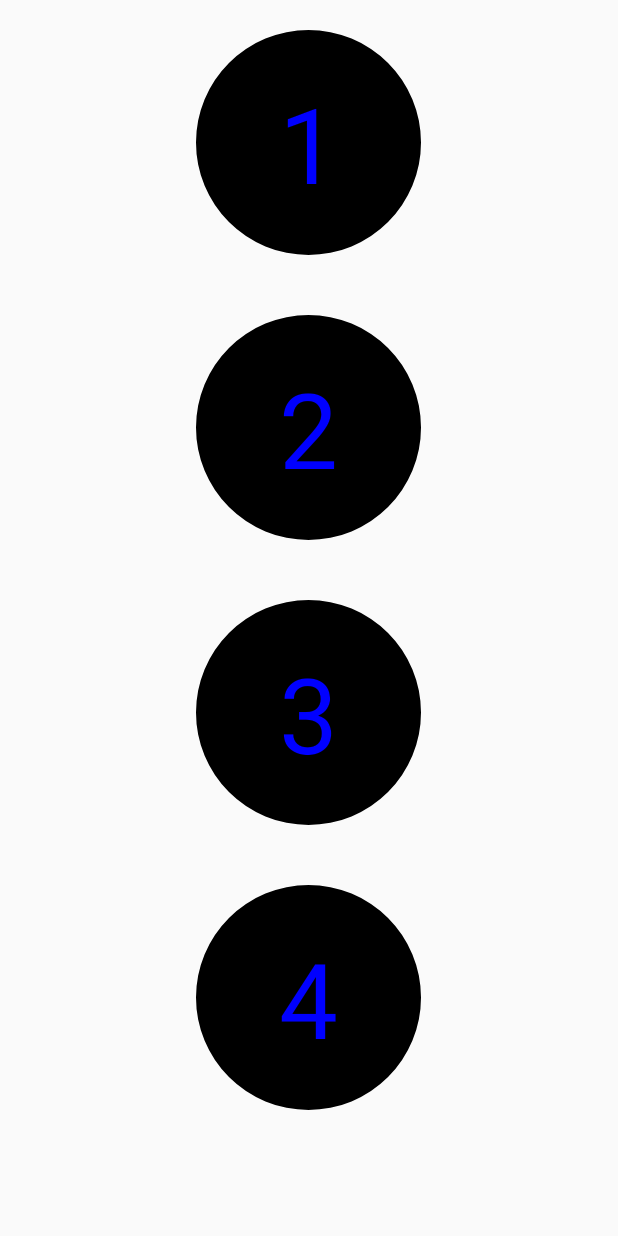
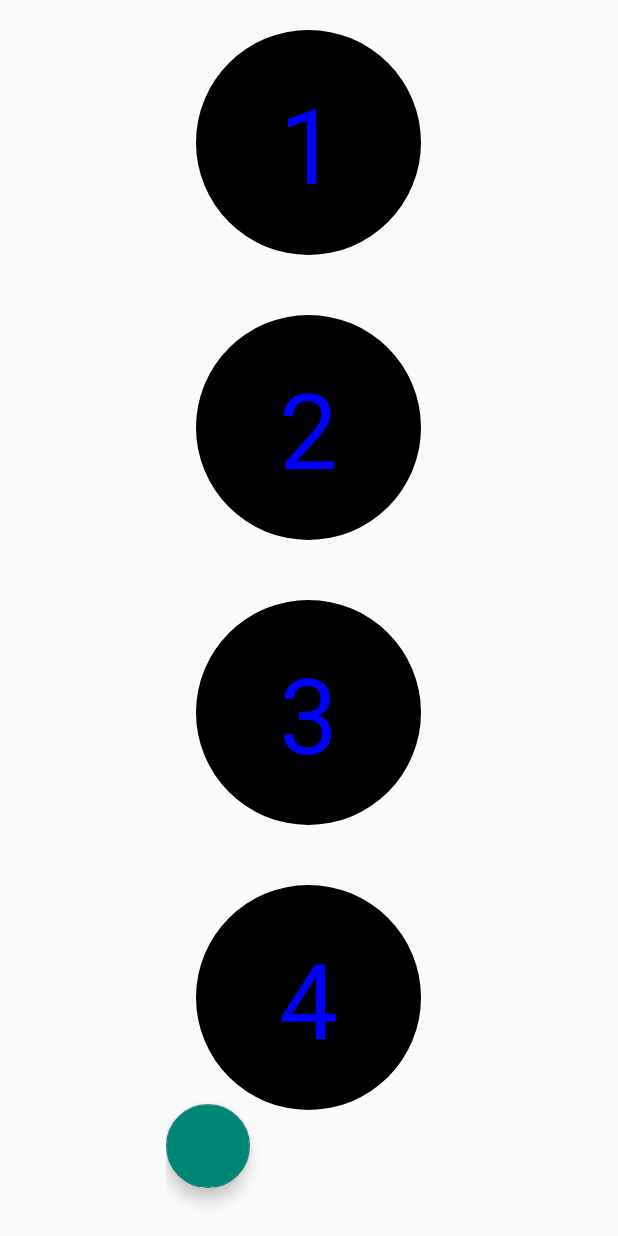
Before and after one commit to FerEspinosa/ABC9, an Android app: the screen it shows after launch (LevelMapActivity), after a tap on "¡Jugar!", on a phone screen of 412 x 824 dp. Run offline under Robolectric (Android 15) with nearby library versions, the phone set to English and light mode, and no system bars; our stand-ins replace Dagger/Hilt's generated code.

Commit message:
first working version of individual levels gameplay (horrific design)

```diff
--- a/ABC9/app/src/main/java/com/latorreencantada/abc9/Global.java
+++ b/ABC9/app/src/main/java/com/latorreencantada/abc9/Global.java
@@ -11,9 +11,10 @@ public class Global {
     public static String BackgroundImage = "rojo";
     public static String[] silabas = {"pa","ma","ca","sa","po","to","co","a","lo","bue","la","de","di","do","du","pi","za","ti","tis", "no"};
 
-    public static int drawsPerLevel = 4;
+    public static int drawsPerLevel = 10;
 
     public static Level currentLevel = null;
+    public static int highestUnlockedLevel = 5;
 
 
     public static String [][][] defaultLevels = { //  [índice nivel] [indice palabra] [palabra, syl1, syl2, syl3 syl4, level]
--- a/ABC9/app/src/main/java/com/latorreencantada/abc9/LevelMapActivity.java
+++ b/ABC9/app/src/main/java/com/latorreencantada/abc9/LevelMapActivity.java
@@ -4,9 +4,14 @@ import androidx.appcompat.app.AppCompatActivity;
 import androidx.recyclerview.widget.LinearLayoutManager;
 import androidx.recyclerview.widget.RecyclerView;
 
+import android.content.Intent;
 import android.os.Bundle;
+import android.view.View;
 
+import com.google.android.material.floatingactionbutton.FloatingActionButton;
 import com.latorreencantada.abc9.Models.Level;
+import com.latorreencantada.abc9.Nivel.NivelActivity;
+import com.latorreencantada.abc9.Nivel.NivelActivityPresenter;
 
 import java.util.ArrayList;
 import java.util.List;
@@ -16,6 +21,8 @@ public class LevelMapActivity extends AppCompatActivity {
     RecyclerView list_item;
     RecyclerView.LayoutManager layoutManager;
     List<Level> levels = new ArrayList<>();
+
+    FloatingActionButton playFab;
 
     @Override
     protected void onCreate(Bundle savedInstanceState) {
@@ -31,12 +38,22 @@ public class LevelMapActivity extends AppCompatActivity {
         list_item.setHasFixedSize(true);
         list_item.setLayoutManager(layoutManager);
 
+        playFab = findViewById(R.id.play_fab);
+        playFab.setOnClickListener(new View.OnClickListener() {
+            @Override
+            public void onClick(View view) {
+                Intent intent= new Intent(LevelMapActivity.this, NivelActivity.class);
+                startActivity(intent);
+            }
+        });
+
         getData();
     }
 
     private void getData() {
 
-        // generar los niveles.
+        // generar los niveles. por ahora, los saco del array de default.
+        // Luego, cuando el usuario pueda crear palabras y niveles, se sacaran los niveles de la base de datos
         int levelsQuantity = Global.defaultLevels.length;
 
         for (int i =1 ; i<=levelsQuantity; i++){
--- a/ABC9/app/src/main/java/com/latorreencantada/abc9/Nivel/NivelActivityMVP.java
+++ b/ABC9/app/src/main/java/com/latorreencantada/abc9/Nivel/NivelActivityMVP.java
@@ -35,6 +35,7 @@ interface View {
     void PlayWrongSound();
     int GetMusicPosition();
 
+    void GoToLevelMapActivity();
 }
 
 interface Presenter {
--- a/ABC9/app/src/main/res/layout/activity_level_map.xml
+++ b/ABC9/app/src/main/res/layout/activity_level_map.xml
@@ -16,4 +16,14 @@
         app:layout_constraintEnd_toEndOf="parent"
         app:layout_constraintStart_toStartOf="parent"
         app:layout_constraintTop_toTopOf="parent" />
+
+    <com.google.android.material.floatingactionbutton.FloatingActionButton
+        android:id="@+id/play_fab"
+        android:layout_width="wrap_content"
+        android:layout_height="wrap_content"
+        android:layout_marginBottom="32dp"
+        app:layout_constraintBottom_toBottomOf="parent"
+        app:layout_constraintEnd_toEndOf="parent"
+        app:layout_constraintHorizontal_bias="0.0"
+        app:layout_constraintStart_toStartOf="parent" />
 </androidx.constraintlayout.widget.ConstraintLayout>
```
Also changed, not shown: ABC9/app/src/main/java/com/latorreencantada/abc9/LevelAdapter.java (+6 -1 lines), ABC9/app/src/main/java/com/latorreencantada/abc9/Nivel/NivelActivity.java (+10 -1 lines), ABC9/app/src/main/java/com/latorreencantada/abc9/Nivel/NivelActivityPresenter.java (+15 -10 lines).
